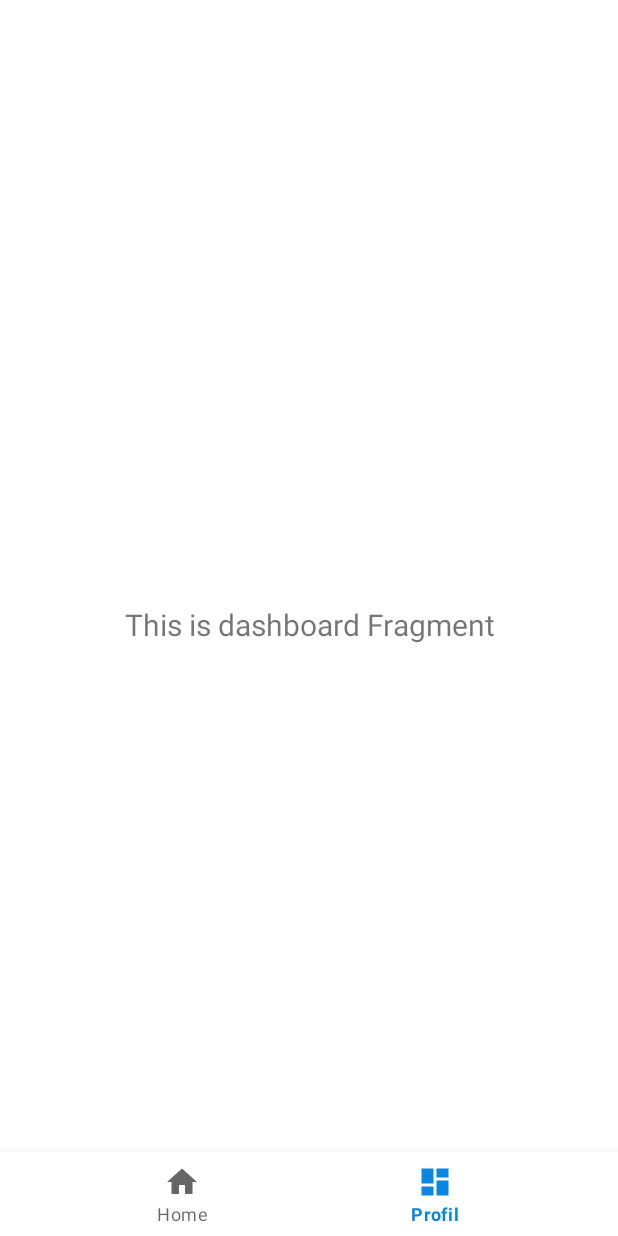
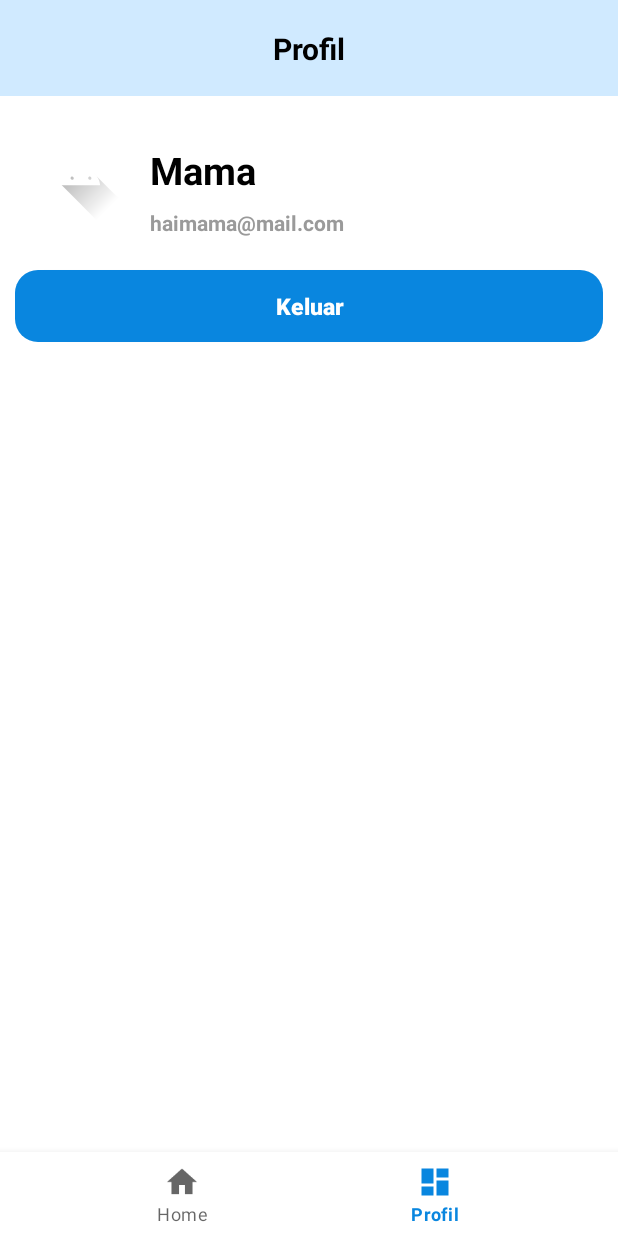
Before and after one commit to MamiSiaga/App, an Android app: the ProfilFragment screen opened through its navigation route, on a phone screen of 412 x 824 dp. Run offline under Robolectric (Android 15) with nearby library versions, the phone set to English and light mode, and no system bars; our stand-ins replace navigation-ui.

Commit message:
Ini di commit dulu, karena ada beberapa perubahan

```diff
--- a/app/src/main/AndroidManifest.xml
+++ b/app/src/main/AndroidManifest.xml
@@ -9,6 +9,9 @@
         android:roundIcon="@mipmap/ic_launcher_round"
         android:supportsRtl="true"
         android:theme="@style/Theme.MamiSiaga">
+        <activity
+            android:name=".ui.InformasiIbuHamilActivity"
+            android:exported="false" />
         <activity
             android:name=".ui.MasukActivity"
             android:exported="false" />
--- a/app/src/main/java/com/mamisiaga/ui/ViewPagerActivity.kt
+++ b/app/src/main/java/com/mamisiaga/ui/ViewPagerActivity.kt
@@ -31,9 +31,9 @@ class ViewPagerActivity : AppCompatActivity() {
 
         supportActionBar?.elevation = 0f
 
-        binding.imagebuttonBack.setOnClickListener {
-            onBackPressed()
-        }
+        //binding.imagebuttonKeluar.setOnClickListener {
+          //  onBackPressed()
+        //}
     }
 
     companion object {
--- a/app/src/main/java/com/mamisiaga/ui/home/HomeFragment.kt
+++ b/app/src/main/java/com/mamisiaga/ui/home/HomeFragment.kt
@@ -1,14 +1,17 @@
 package com.mamisiaga.ui.home
 
+import android.content.Intent
 import android.os.Bundle
 import android.view.LayoutInflater
 import android.view.View
 import android.view.ViewGroup
 import androidx.fragment.app.Fragment
 import androidx.lifecycle.ViewModelProvider
+import com.mamisiaga.R
 import com.mamisiaga.databinding.FragmentHomeBinding
+import com.mamisiaga.ui.InformasiIbuHamilActivity
 
-class HomeFragment : Fragment() {
+class HomeFragment : Fragment(), View.OnClickListener {
     private var _binding: FragmentHomeBinding? = null
     private val binding get() = _binding!!
 
@@ -39,10 +42,22 @@ class HomeFragment : Fragment() {
         //showGraph()
 
         //showLineChart()
+
+        binding.informasiIbuHamil.setOnClickListener(this)
     }
 
     override fun onDestroyView() {
         super.onDestroyView()
         _binding = null
     }
+
+    override fun onClick(view: View) {
+        when(view.id) {
+            R.id.informasi_ibu_hamil -> {
+                val intent = Intent(activity, InformasiIbuHamilActivity::class.java)
+
+                startActivity(intent)
+            }
+        }
+    }
 }
--- a/app/src/main/java/com/mamisiaga/ui/profil/ProfilFragment.kt
+++ b/app/src/main/java/com/mamisiaga/ui/profil/ProfilFragment.kt
@@ -28,10 +28,10 @@ class ProfilFragment : Fragment() {
         _binding = FragmentProfilBinding.inflate(inflater, container, false)
         val root: View = binding.root
 
-        val textView: TextView = binding.textProfil
-        dashboardViewModel.text.observe(viewLifecycleOwner) {
-            textView.text = it
-        }
+        //val textView: TextView = binding.textProfil
+        //dashboardViewModel.text.observe(viewLifecycleOwner) {
+            //textView.text = it
+        //}
         return root
     }
 
--- /dev/null
+++ b/app/src/main/res/drawable/ic_baseline_arrow_back_24.xml
@@ -0,0 +1,5 @@
+<vector android:autoMirrored="true" android:height="30dp"
+    android:tint="#0986DF" android:viewportHeight="24"
+    android:viewportWidth="24" android:width="30dp" xmlns:android="http://schemas.android.com/apk/res/android">
+    <path android:fillColor="@android:color/white" android:pathData="M20,11H7.83l5.59,-5.59L12,4l-8,8 8,8 1.41,-1.41L7.83,13H20v-2z"/>
+</vector>
--- a/app/src/main/res/layout/activity_daftar.xml
+++ b/app/src/main/res/layout/activity_daftar.xml
@@ -53,14 +53,13 @@
         android:layout_height="wrap_content"
         android:layout_marginTop="10dp"
         android:text="@string/bergabung_dengan_mamisiaga_sekarang"
-        style="@style/BigHeader"
+        style="@style/SmallerHeader"
         app:layout_constraintLeft_toLeftOf="parent"
         app:layout_constraintRight_toRightOf="parent"
         app:layout_constraintTop_toBottomOf="@id/textview_judul"/>
 
     <com.mamisiaga.customview.CustomEditTextEmail
         android:id="@+id/edittext_email"
-        android:layout_width="match_parent"
         android:layout_marginTop="50dp"
         style="@style/EditTextStyle"
         android:hint="@string/e_mail"
@@ -70,8 +69,6 @@
 
     <androidx.appcompat.widget.AppCompatButton
         android:id="@+id/button_lanjut"
-        android:layout_width="match_parent"
-        android:layout_height="wrap_content"
         android:layout_marginTop="50dp"
         android:text="@string/lanjut"
         style="@style/ButtonBlueStyle"
--- a/app/src/main/res/layout/activity_masuk.xml
+++ b/app/src/main/res/layout/activity_masuk.xml
@@ -53,14 +53,13 @@
         android:layout_height="wrap_content"
         android:layout_marginTop="10dp"
         android:text="@string/silahkan_masuk"
-        style="@style/BigHeader"
+        style="@style/SmallerHeader"
         app:layout_constraintLeft_toLeftOf="parent"
         app:layout_constraintRight_toRightOf="parent"
         app:layout_constraintTop_toBottomOf="@id/textview_judul"/>
 
     <androidx.appcompat.widget.AppCompatEditText
         android:id="@+id/edittext_email"
-        android:layout_width="match_parent"
         android:layout_marginTop="50dp"
         style="@style/EditTextStyle"
         android:hint="@string/e_mail"
@@ -70,7 +69,6 @@
 
     <androidx.appcompat.widget.AppCompatEditText
         android:id="@+id/edittext_kata_sandi"
-        android:layout_width="match_parent"
         android:layout_marginTop="10dp"
         style="@style/EditTextStyle"
         android:hint="@string/kata_sandi"
@@ -84,7 +82,7 @@
         android:layout_height="wrap_content"
         android:layout_marginTop="10dp"
         android:layout_marginEnd="10dp"
-        android:text="Lupa kata sandi?"
+        android:text="@string/lupa_kata_sandi"
         style="@style/ClickableText"
         app:layout_constraintRight_toRightOf="parent"
         app:layout_constraintTop_toBottomOf="@id/edittext_kata_sandi" />
--- a/app/src/main/res/layout/activity_view_pager.xml
+++ b/app/src/main/res/layout/activity_view_pager.xml
@@ -7,14 +7,14 @@
     android:orientation="vertical"
     tools:context=".ui.ViewPagerActivity">
     <androidx.constraintlayout.widget.ConstraintLayout
-        android:id="@+id/title"
+        android:id="@+id/judul"
         android:layout_width="match_parent"
         android:layout_height="wrap_content"
         app:layout_constraintLeft_toLeftOf="parent"
         app:layout_constraintRight_toRightOf="parent"
         app:layout_constraintTop_toTopOf="parent">
         <ImageButton
-            android:id="@+id/imagebutton_back"
+            android:id="@+id/imagebutton_keluar"
             android:layout_width="wrap_content"
             android:layout_height="wrap_content"
             android:background="@drawable/ic_launcher_foreground"
@@ -43,7 +43,7 @@
         app:tabTextColor="@color/black"
         app:layout_constraintLeft_toLeftOf="parent"
         app:layout_constraintRight_toRightOf="parent"
-        app:layout_constraintTop_toBottomOf="@+id/title" />
+        app:layout_constraintTop_toBottomOf="@+id/judul" />
 
     <androidx.viewpager2.widget.ViewPager2
         android:id="@+id/view_pager"
--- a/app/src/main/res/layout/fragment_profil.xml
+++ b/app/src/main/res/layout/fragment_profil.xml
@@ -6,17 +6,66 @@
     android:layout_height="match_parent"
     tools:context=".ui.profil.ProfilFragment">
 
+    <androidx.constraintlayout.widget.ConstraintLayout
+        android:id="@+id/appBar"
+        style="@style/AppBar"
+        app:layout_constraintTop_toTopOf="parent"
+        app:layout_constraintStart_toStartOf="parent"
+        app:layout_constraintEnd_toEndOf="parent">
+
+        <TextView
+            android:layout_width="wrap_content"
+            android:layout_height="wrap_content"
+            android:text="@string/title_profil"
+            style="@style/SmallHeader"
+            app:layout_constraintStart_toStartOf="@id/appBar"
+            app:layout_constraintEnd_toEndOf="@id/appBar"
+            app:layout_constraintTop_toTopOf="@id/appBar"
+            app:layout_constraintBottom_toBottomOf="@id/appBar"/>
+
+    </androidx.constraintlayout.widget.ConstraintLayout>
+
+    <ImageView
+        android:id="@+id/userAvatar"
+        android:layout_width="60dp"
+        android:layout_height="60dp"
+        android:layout_marginStart="24dp"
+        android:layout_marginTop="24dp"
+        android:src="@drawable/ic_launcher_foreground"
+        app:layout_constraintStart_toStartOf="parent"
+        app:layout_constraintTop_toBottomOf="@id/appBar"
+        android:contentDescription="@string/user_profile" />
+
     <TextView
-        android:id="@+id/text_profil"
+        android:id="@+id/textViewName"
+        android:layout_width="wrap_content"
+        android:layout_height="wrap_content"
+        style="@style/BigHeader"
+        android:layout_marginStart="16dp"
+        android:layout_marginTop="8dp"
+        android:text="@string/user_name"
+        app:layout_constraintStart_toEndOf="@+id/userAvatar"
+        app:layout_constraintTop_toTopOf="@id/userAvatar" />
+
+    <TextView
+        android:layout_width="wrap_content"
+        android:layout_height="wrap_content"
+        style="@style/BoldDescription"
+        android:layout_marginStart="16dp"
+        android:layout_marginTop="8dp"
+        app:layout_constraintTop_toBottomOf="@id/textViewName"
+        app:layout_constraintStart_toEndOf="@id/userAvatar"
+        android:text="@string/user_email"/>
+
+    <androidx.appcompat.widget.AppCompatButton
+        android:id="@+id/ButtonKeluar"
+        style="@style/ButtonBlueStyle"
         android:layout_width="match_parent"
         android:layout_height="wrap_content"
-        android:layout_marginStart="8dp"
-        android:layout_marginTop="8dp"
-        android:layout_marginEnd="8dp"
-        android:textAlignment="center"
-        android:textSize="20sp"
-        app:layout_constraintBottom_toBottomOf="parent"
+        android:layout_marginTop="32dp"
         app:layout_constraintEnd_toEndOf="parent"
         app:layout_constraintStart_toStartOf="parent"
-        app:layout_constraintTop_toTopOf="parent" />
+        app:layout_constraintTop_toBottomOf="@id/userAvatar"
+        android:text="@string/keluar" />
+
 </androidx.constraintlayout.widget.ConstraintLayout>
--- a/app/src/main/res/values/themes.xml
+++ b/app/src/main/res/values/themes.xml
@@ -10,7 +10,7 @@
         <item name="colorSecondaryVariant">@color/blue_150</item>
         <item name="colorOnSecondary">@color/white</item>background_title_1.xml
         <!-- Status bar color. -->
-        <item name="android:statusBarColor">@color/blue_50</item>
+        <item name="android:statusBarColor">@color/blue_200</item>
         <!-- Customize your theme here. -->
     </style>
 
@@ -26,14 +26,26 @@
         <item name="android:background">@drawable/background_title_3</item>
     </style>
 
+    <style name="AppBar">
+        <item name="android:layout_width">match_parent</item>
+        <item name="android:layout_height">64dp</item>
+        <item name="android:background">@color/blue_50</item>
+    </style>
+
     <style name="BigHeader">
+        <item name="android:textSize">25sp</item>
+        <item name="android:textStyle">bold</item>
+        <item name="android:textColor">@color/black</item>
+    </style>
+
+    <style name="SmallHeader">
         <item name="android:textSize">20sp</item>
         <item name="android:textStyle">bold</item>
         <item name="android:textColor">@color/black</item>
     </style>
 
-    <style name="SmallHeader">
-        <item name="android:textSize">25sp</item>
+    <style name="SmallerHeader">
+        <item name="android:textSize">15sp</item>
         <item name="android:textStyle">bold</item>
         <item name="android:textColor">@color/black</item>
     </style>
@@ -53,6 +65,7 @@
     </style>
 
     <style name="EditTextStyle">
+        <item name="android:layout_width">match_parent</item>
         <item name="android:layout_height">50dp</item>
         <item name="android:background">@drawable/edittext_border</item>
         <item name="android:textColor">@color/black</item>
@@ -63,24 +76,32 @@
     </style>
 
     <style name="ButtonBlueStyle">
+        <item name="android:layout_width">match_parent</item>
+        <item name="android:layout_height">wrap_content</item>
         <item name="android:background">@drawable/button_blue</item>
         <item name="android:textColor">@color/white</item>
         <item name="android:textSize">15sp</item>
+        <item name="android:textStyle">bold</item>
+        <item name="android:textAllCaps">false</item>
         <item name="android:layout_marginStart">10dp</item>
         <item name="android:layout_marginEnd">10dp</item>
     </style>
 
     <style name="ButtonWhiteStyle">
+        <item name="android:layout_width">match_parent</item>
+        <item name="android:layout_height">wrap_content</item>
         <item name="android:background">@drawable/button_white</item>
         <item name="android:textColor">@color/blue_200</item>
         <item name="android:textSize">15sp</item>
+        <item name="android:textStyle">bold</item>
+        <item name="android:textAllCaps">false</item>
         <item name="android:layout_marginStart">10dp</item>
         <item name="android:layout_marginEnd">10dp</item>
     </style>
 
     <style name="VerticalMenuStyle">
         <item name="android:layout_width">0dp</item>
-        <item name="android:layout_height">wrap_content</item>
+        <item name="android:layout_height">90dp</item>
         <item name="android:padding">10dp</item>
         <item name="android:orientation">vertical</item>
     </style>
```
Also changed, not shown: app/src/main/java/com/mamisiaga/ui/InformasiIbuHamilActivity.kt (added, +22 -0 lines), app/src/main/res/drawable/ic_notifications_black_24dp.xml (deleted, +0 -9 lines), app/src/main/res/layout/activity_informasi_ibu_hamil.xml (added, +265 -0 lines), app/src/main/res/layout/fragment_home.xml (+30 -10 lines), app/src/main/res/values/strings.xml (+19 -1 lines).
